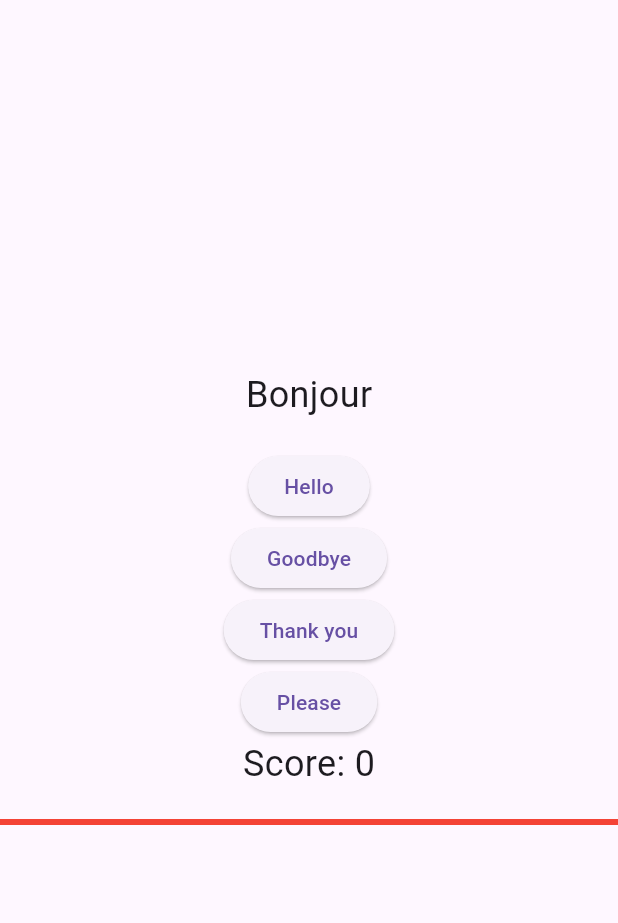
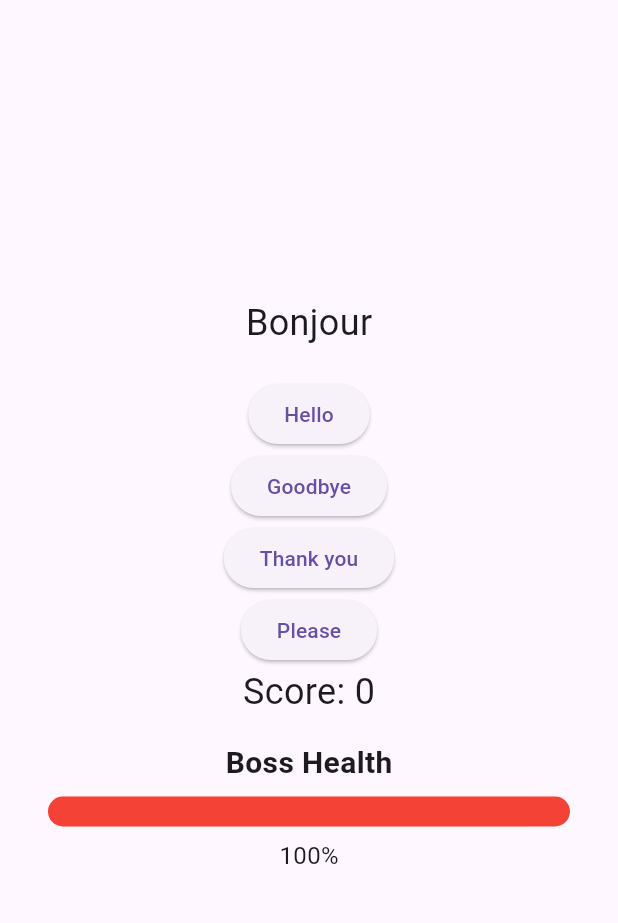
Before and after one commit to Em-N-Emss/FLE-Project-App, a Flutter app: the screen it shows after launch, on a phone screen of 412 x 824 dp, the part 63-986 px from its top. Run offline on Flutter 3.47's test engine with Material 3 defaults, Android fonts, the light colour scheme and no system bars.

Commit message:
Refonte de la barre de boss + barre du joueur

```diff
--- a/lib/boss_widget.dart
+++ b/lib/boss_widget.dart
@@ -14,15 +14,53 @@ class BossWidget extends StatelessWidget {
 
   @override
   Widget build(BuildContext context) {
-    return Column(
-      children: [
-        if (showResult)
-          LinearProgressIndicator(
-            value: bossHealth / maxBossHealth,
-            backgroundColor: Colors.grey,
-            valueColor: AlwaysStoppedAnimation<Color>(Colors.red),
+    double healthPercentage = bossHealth / maxBossHealth;
+    double barWidth = MediaQuery.of(context).size.width * 0.8; // Adjust the width as needed
+
+    return Container(
+      padding: EdgeInsets.symmetric(vertical: 16.0, horizontal: 32.0),
+      child: Column(
+        children: [
+          Text(
+            'Boss Health',
+            style: TextStyle(fontSize: 20.0, fontWeight: FontWeight.bold),
           ),
-      ],
+          SizedBox(height: 8.0),
+          Stack(
+            children: [
+              Container(
+                width: barWidth,
+                height: 20.0,
+                decoration: BoxDecoration(
+                  borderRadius: BorderRadius.circular(10.0),
+                  color: Colors.grey.shade300,
+                ),
+              ),
+              FractionallySizedBox(
+                widthFactor: healthPercentage,
+                child: Container(
+                  width: barWidth,
+                  height: 20.0,
+                  decoration: BoxDecoration(
+                    borderRadius: BorderRadius.circular(10.0),
+                    color: Colors.red,
+                  ),
+                ),
+              ),
+            ],
+          ),
+          SizedBox(height: 8.0),
+          Text(
+            '${(healthPercentage * 100).toStringAsFixed(0)}%',
+            style: TextStyle(fontSize: 16.0),
+          ),
+          if (showResult)
+            Text(
+              'Boss defeated!',
+              style: TextStyle(fontSize: 16.0, fontWeight: FontWeight.bold),
+            ),
+        ],
+      ),
     );
   }
 }
--- a/lib/main.dart
+++ b/lib/main.dart
@@ -1,6 +1,7 @@
 import 'package:flutter/material.dart';
 import 'dart:math';
 import 'boss_widget.dart';
+import 'player_health_bar.dart';
 
 void main() {
   runApp(FrenchQuizApp());
@@ -40,8 +41,7 @@ class _QuizPageState extends State<QuizPage> {
   double _bossHealth = 100; // Boss health
   double _maxBossHealth = 100.0; // Define the maxBossHealth variable
   int _consecutiveGoodAnswers = 0; // Add the consecutiveGoodAnswers variable
-  double _healthImpactPerQuestion =
-      10.0; // Define the health impact per question
+  double _healthImpactPerQuestion = 10.0; // Define the health impact per question
 
   @override
   Widget build(BuildContext context) {
@@ -96,13 +96,7 @@ class _QuizPageState extends State<QuizPage> {
                       ),
                     ],
                   ),
-            SizedBox(height: 20.0),
-            LinearProgressIndicator(
-              value: _bossHealth /
-                  100, // Replace 100 with the maximum boss health value
-              backgroundColor: Colors.grey,
-              valueColor: AlwaysStoppedAnimation<Color>(Colors.red),
-            ),
+
             BossWidget(
               bossHealth: _bossHealth, // Provide the bossHealth argument here
               maxBossHealth: _maxBossHealth,
@@ -191,8 +185,7 @@ class _QuizPageState extends State<QuizPage> {
         // Reset the game or navigate to a new screen
         return;
       }
-      _currentQuestionIndex =
-          Random().nextInt(_questions.length); // Randomly select next question
+      _currentQuestionIndex = Random().nextInt(_questions.length); // Randomly select next question
       _showResult = false;
     });
   }
```
Also changed, not shown: lib/player_health_bar.dart (added, +28 -0 lines).
